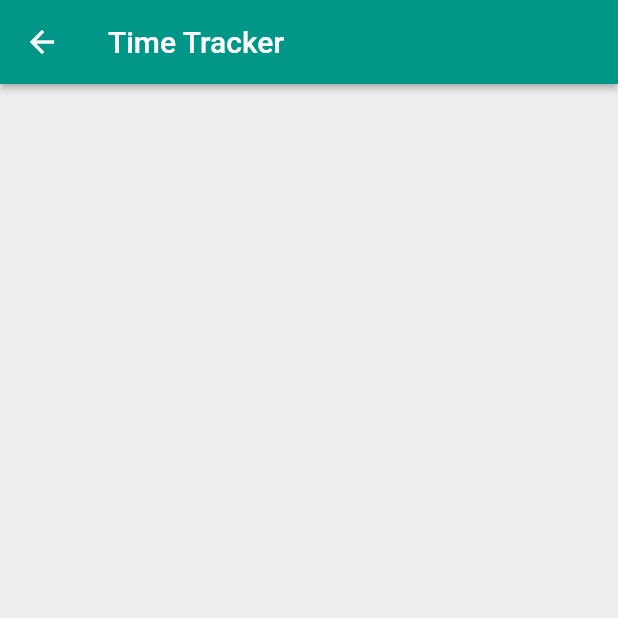
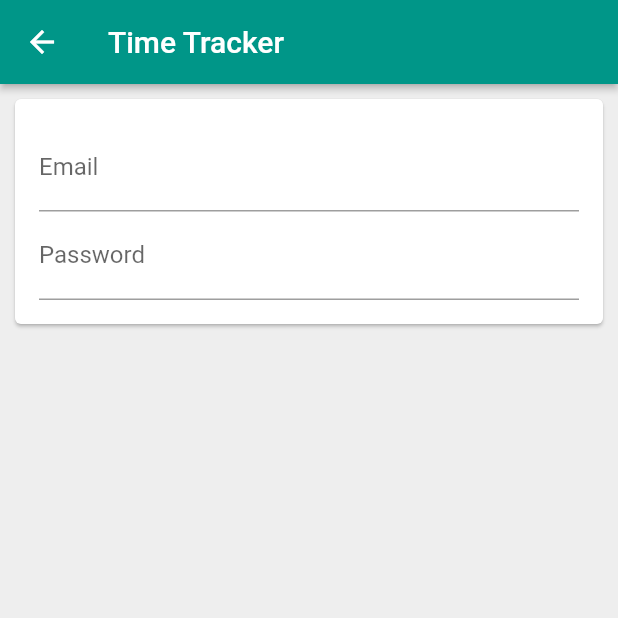
Before and after one commit to IsuruBRanapana/Udemy_Flutter_and_Firebase, a Flutter app: the EmailSignInPage screen opened directly, on a phone screen of 412 x 824 dp, the top half of it. Run offline on Flutter 3.47's test engine with Material 2 defaults, Android fonts, the phone set to English and light mode, and no system bars; our stand-ins replace firebase_auth, google_sign_in; missing offline and left inert: flutter_facebook_login; accounts and stored records are empty.

Commit message:
Sign In with email and password

```diff
--- /dev/null
+++ b/udemy_course/lib/app/sign_in/email_sign_in_form.dart
@@ -0,0 +1,31 @@
+import 'package:flutter/material.dart';
+
+class EmailSignInForm extends StatelessWidget {
+  List<Widget> _buildChildren() {
+    return [
+      TextField(
+        decoration: InputDecoration(
+          labelText: 'Email',
+          hintText: 'test@test.com',
+        ),
+      ),
+      TextField(
+        decoration: InputDecoration(
+          labelText: 'Password',
+        ),
+        obscureText: true,
+      ),
+    ];
+  }
+
+  @override
+  Widget build(BuildContext context) {
+    return Padding(
+      padding: EdgeInsets.all(16.0),
+      child: Column(
+        mainAxisSize: MainAxisSize.min,
+        children: _buildChildren(),
+      ),
+    );
+  }
+}
--- a/udemy_course/lib/app/sign_in/email_sign_in_page.dart
+++ b/udemy_course/lib/app/sign_in/email_sign_in_page.dart
@@ -1,4 +1,6 @@
 import 'package:flutter/material.dart';
+import 'package:udemy_course/app/sign_in/email_sign_in_form.dart';
+
 
 class EmailSignInPage extends StatelessWidget {
   @override
@@ -8,12 +10,11 @@ class EmailSignInPage extends StatelessWidget {
         title: Text('Time Tracker'),
         elevation: 2.0,
       ),
-      body: _buildContent(),
+      body: Card(
+        margin: EdgeInsets.all(10.0),
+          child: EmailSignInForm(),
+      ),
       backgroundColor: Colors.grey[200],
     );
   }
-
-  Widget _buildContent() {
-    return Container();
-  }
 }
--- a/udemy_course/lib/app/sign_in/sign_in.dart
+++ b/udemy_course/lib/app/sign_in/sign_in.dart
@@ -1,4 +1,5 @@
 import 'package:flutter/material.dart';
+import 'package:udemy_course/app/sign_in/email_sign_in_page.dart';
 import 'package:udemy_course/app/sign_in/sign_in_button.dart';
 import 'package:udemy_course/app/sign_in/social_sign_in_button.dart';
 import 'package:udemy_course/services/auth.dart';
@@ -33,7 +34,12 @@ class SignInPage extends StatelessWidget {
   }
 
   void _signInWithEmail(BuildContext context){
-    //TODO: add sign in with email
+    Navigator.of(context).push(
+      MaterialPageRoute<void>(
+        fullscreenDialog: true,
+        builder: (context) => EmailSignInPage(),
+      ),
+    );
   }
 
   @override
```
